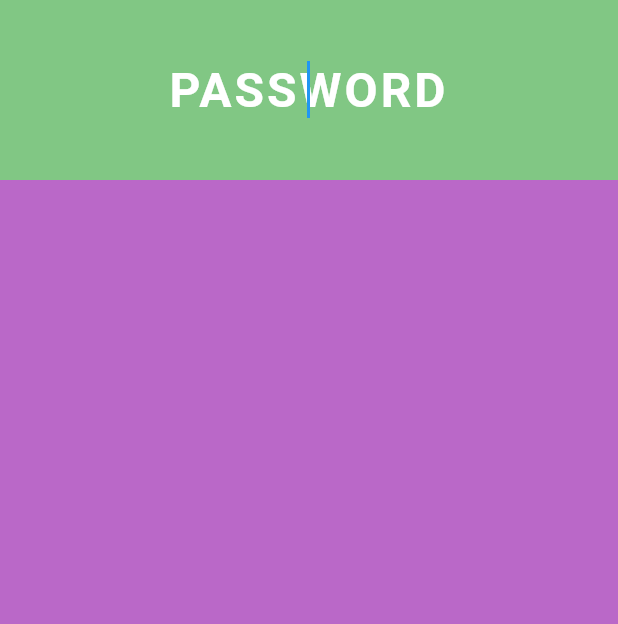
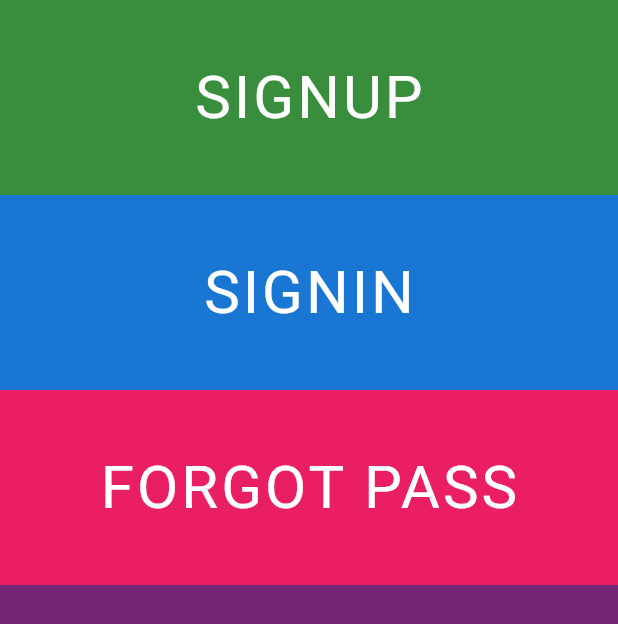
Before and after one commit to yaneq/flutter-yo, a Flutter app: the screen it shows after launch, on a phone screen of 412 x 824 dp. Shown: the top 624 px of the screen. Run offline on Flutter 3.47's test engine with Material 2 defaults, Android fonts, the phone set to English and light mode, and no system bars.

Commit message:
add welcome scene

```diff
--- a/lib/main.dart
+++ b/lib/main.dart
@@ -1,5 +1,6 @@
 import 'package:flutter/material.dart';
 import 'package:yoapp/scenes/playground.dart';
+import 'package:yoapp/scenes/welcome/sceen.dart';
 
 void main() => runApp(App());
 
@@ -14,11 +15,12 @@ class App extends StatelessWidget {
       title: 'yo',
       theme: ThemeData(
         primarySwatch: Colors.blue,
-        scaffoldBackgroundColor: Colors.purple[300],
+        scaffoldBackgroundColor: Color.fromRGBO(114, 38, 115, 1.0),
       ),
       initialRoute: '/',
       routes: {
-        '/': (context) => PlaygroundScreen(),
+        '/': (context) => WelcomeScreen(),
+        '/playground': (context) => PlaygroundScreen(),
       },
     );
   }
--- /dev/null
+++ b/lib/scenes/welcome/sceen.dart
@@ -0,0 +1,21 @@
+import 'package:flutter/material.dart';
+import 'package:yoapp/scenes/widgets/button.dart';
+
+class WelcomeScreen extends StatelessWidget {
+  WelcomeScreen({Key key}) : super(key: key);
+
+  @override
+  Widget build(BuildContext context) {
+    return Scaffold(
+      body: SafeArea(
+        child: Column(
+          children: [
+            ButtonText(text: "SIGNUP", color: Colors.green[700]),
+            ButtonText(text: "SIGNIN", color: Colors.blue[700]),
+            ButtonText(text: "FORGOT PASS", color: Colors.pink)
+          ]
+          ),
+      )
+    );
+  }
+}
```
